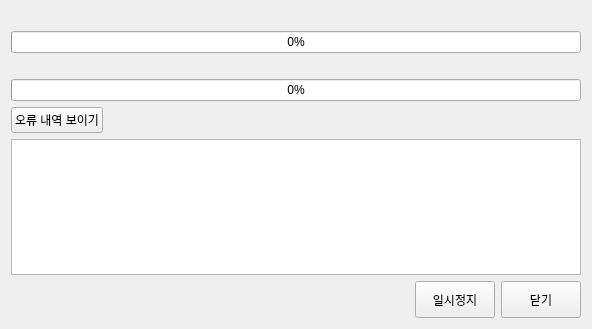
Thestars3/arkzip, file source/arkgui/ui/DecompressProgressWidget.ui: the form before one commit.
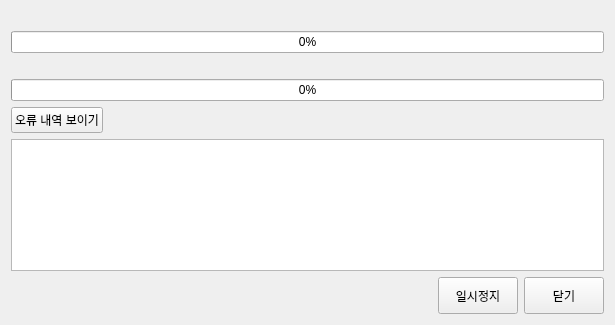
The form after the commit.

Diff of the .ui file:
```diff
--- a/source/arkgui/ui/DecompressProgressWidget.ui
+++ b/source/arkgui/ui/DecompressProgressWidget.ui
@@ -9,8 +9,8 @@
    <rect>
     <x>0</x>
     <y>0</y>
-    <width>592</width>
-    <height>329</height>
+    <width>615</width>
+    <height>325</height>
    </rect>
   </property>
   <property name="sizePolicy">
@@ -26,11 +26,17 @@
    <item>
     <widget class="QLabel" name="archaiveFileName">
      <property name="sizePolicy">
-      <sizepolicy hsizetype="Preferred" vsizetype="Minimum">
+      <sizepolicy hsizetype="Minimum" vsizetype="Minimum">
        <horstretch>0</horstretch>
        <verstretch>0</verstretch>
       </sizepolicy>
      </property>
+     <property name="textFormat">
+      <enum>Qt::PlainText</enum>
+     </property>
+     <property name="wordWrap">
+      <bool>true</bool>
+     </property>
     </widget>
    </item>
    <item>
@@ -52,11 +58,17 @@
    <item>
     <widget class="QLabel" name="extractFileName">
      <property name="sizePolicy">
-      <sizepolicy hsizetype="Preferred" vsizetype="Minimum">
+      <sizepolicy hsizetype="Minimum" vsizetype="Minimum">
        <horstretch>0</horstretch>
        <verstretch>0</verstretch>
       </sizepolicy>
      </property>
+     <property name="textFormat">
+      <enum>Qt::PlainText</enum>
+     </property>
+     <property name="wordWrap">
+      <bool>true</bool>
+     </property>
     </widget>
    </item>
    <item>
```
